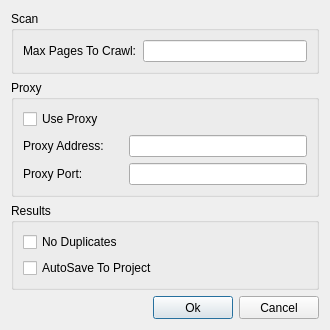
Before: the Qt Designer form sub3suite/src/Dialogs/PassiveConfigDialog.ui in 3nock/OTE, drawn with Qt 5.
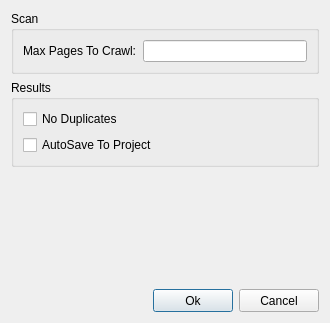
After: the same form once the commit is applied.

Diff of the .ui file:
```diff
--- a/sub3suite/src/Dialogs/PassiveConfigDialog.ui
+++ b/sub3suite/src/Dialogs/PassiveConfigDialog.ui
@@ -55,68 +55,6 @@
      </layout>
     </widget>
    </item>
-   <item>
-    <widget class="QGroupBox" name="groupBoxProxy">
-     <property name="title">
-      <string>Proxy</string>
-     </property>
-     <property name="alignment">
-      <set>Qt::AlignLeading|Qt::AlignLeft|Qt::AlignTop</set>
-     </property>
-     <property name="flat">
-      <bool>false</bool>
-     </property>
-     <layout class="QVBoxLayout" name="verticalLayout_2">
-      <item>
-       <widget class="QCheckBox" name="checkBoxUseProxy">
-        <property name="text">
-         <string>Use Proxy</string>
-        </property>
-       </widget>
-      </item>
-      <item>
-       <layout class="QHBoxLayout" name="horizontalLayout_3">
-        <item>
-         <widget class="QLabel" name="label_5">
-          <property name="minimumSize">
-           <size>
-            <width>100</width>
-            <height>0</height>
-           </size>
-          </property>
-          <property name="text">
-           <string>Proxy Address:</string>
-          </property>
-         </widget>
-        </item>
-        <item>
-         <widget class="QLineEdit" name="lineEditProxyAddress"/>
-        </item>
-       </layout>
-      </item>
-      <item>
-       <layout class="QHBoxLayout" name="horizontalLayout_4">
-        <item>
-         <widget class="QLabel" name="label_6">
-          <property name="minimumSize">
-           <size>
-            <width>100</width>
-            <height>0</height>
-           </size>
-          </property>
-          <property name="text">
-           <string>Proxy Port:</string>
-          </property>
-         </widget>
-        </item>
-        <item>
-         <widget class="QLineEdit" name="lineEditProxyPort"/>
-        </item>
-       </layout>
-      </item>
-     </layout>
-    </widget>
-   </item>
    <item>
     <widget class="QGroupBox" name="groupBoxResults">
      <property name="title">
@@ -140,6 +78,19 @@
      </layout>
     </widget>
    </item>
+   <item>
+    <spacer name="verticalSpacer">
+     <property name="orientation">
+      <enum>Qt::Vertical</enum>
+     </property>
+     <property name="sizeHint" stdset="0">
+      <size>
+       <width>20</width>
+       <height>40</height>
+      </size>
+     </property>
+    </spacer>
+   </item>
    <item>
     <layout class="QHBoxLayout" name="horizontalLayout_5">
      <item>
```
